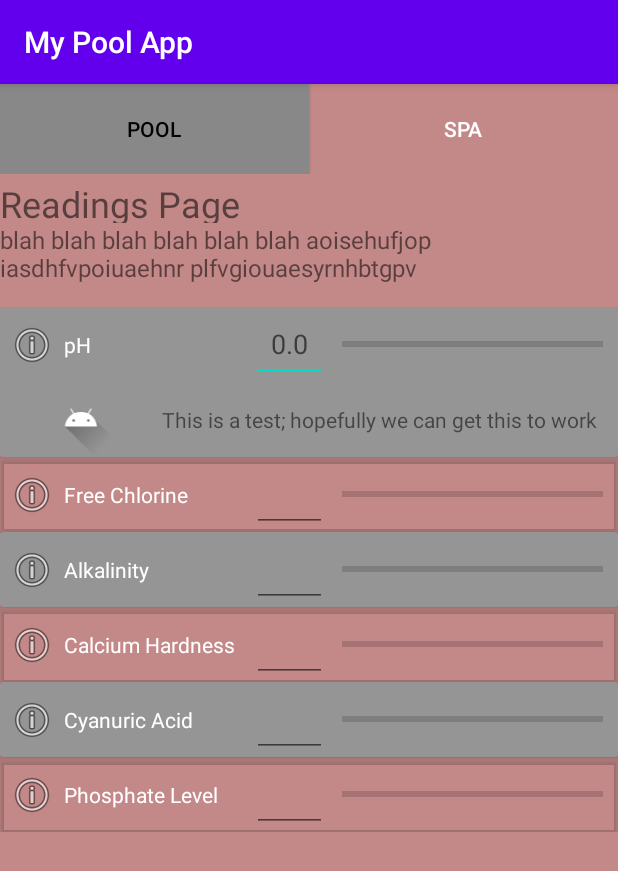
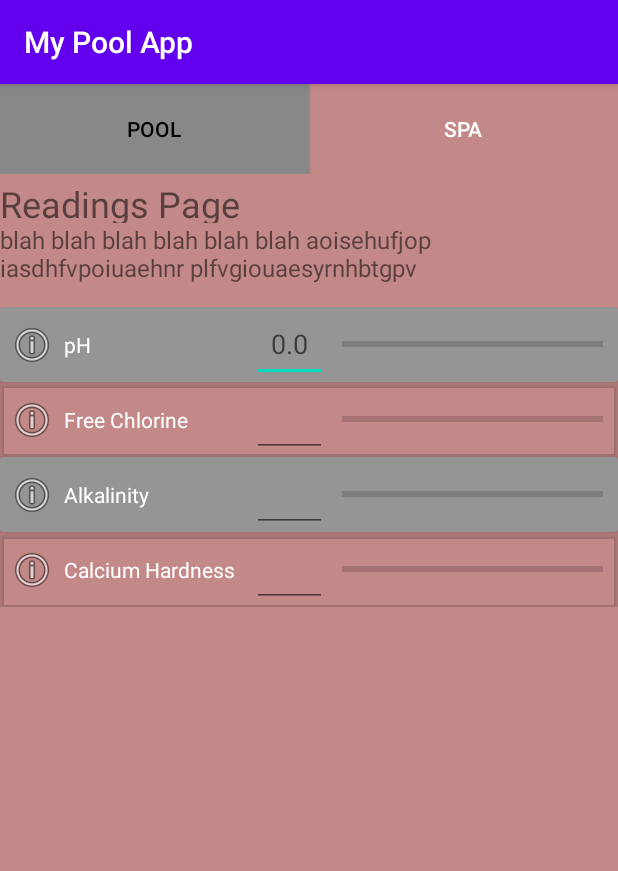
Before and after one commit to WhyHelloPear/pool_doctor, an Android app: the screen it shows after launch (ReadingsActivity), after a tap on "pH", on a phone screen of 412 x 824 dp. Shown: the top 871 px of the screen. Run offline under Robolectric (Android 15) with nearby library versions, the phone set to English and light mode, and no system bars; 2 other taps on this screen came first.

Commit message:
functionality update
Implemented EditText functionality on input fields.

```diff
--- a/app/src/main/java/com/example/mypoolapp/ReadingsActivity.kt
+++ b/app/src/main/java/com/example/mypoolapp/ReadingsActivity.kt
@@ -5,7 +5,9 @@ import android.graphics.Color
 import android.os.Bundle
 import android.text.Editable
 import android.text.TextWatcher
+import android.view.KeyEvent
 import android.view.View
+import android.view.inputmethod.EditorInfo
 import android.view.inputmethod.InputMethodManager
 import android.widget.EditText
 import android.widget.TableRow
@@ -16,16 +18,11 @@ import kotlin.reflect.typeOf
 
 class ReadingsActivity : AppCompatActivity(){
 
-    data class Element(val name: String, val card_body: TableRow, val card_entry: EditText, val full_range: List<Float>, val ideal_range: List<Float>) {}
+    data class Element(val name: String,val card: View, val card_body: View, val card_entry: EditText, val full_range: List<Float>, val ideal_range: List<Float>) {}
 
-//    val defaultElement:Element = Element("default", page_header, page_entry, listOf(0f,0f), listOf(0f,0f))
-
-
-
+    private lateinit var vesselType:String
+    private lateinit var activeElement:Element
     private lateinit var defaultElement:Element
-    private lateinit var activeElement:Element
-
-    private  var vesselType: String = "pool"
 
 
     private fun getIMM(): InputMethodManager{ return getSystemService(Activity.INPUT_METHOD_SERVICE) as InputMethodManager }
@@ -84,6 +81,9 @@ class ReadingsActivity : AppCompatActivity(){
                 pool_button.toggle() //cancel out the initial button press
             }
             else{
+                disableKeyboard(defaultElement.card_entry)
+                cya_card.visibility = View.VISIBLE
+                phos_card.visibility = View.VISIBLE
                 activatePool()
                 deactivateSpa()
             }
@@ -94,17 +94,14 @@ class ReadingsActivity : AppCompatActivity(){
                 println("Spa button already active!")
                 spa_button.toggle() //cancel out the initial button press
             } else {
+                disableKeyboard(defaultElement.card_entry)
+                cya_card.visibility = View.GONE
+                phos_card.visibility = View.GONE
                 activateSpa()
                 deactivatePool()
             }
         }
     }
-
-//    private fun entryHandler(input: CharSequence, entry: EditText, range: List<Float>){
-//        val t = entry.text
-//        println("input from parameter: $input")
-//        println("Text currently in box: $t")
-//    }
 
     private fun hideElement(element: Element){ element.card_body.visibility = View.GONE }
 
@@ -114,17 +111,37 @@ class ReadingsActivity : AppCompatActivity(){
         element.card_entry.requestFocus()
     }
 
-
-
 // When to check if a user has entered a number
     // 1) When card gets activated -----> Check the previous active element
         // If the previous active element is NOT our default value, check if the previous element's entry has changed
 
     // 2) When card get deactivated
 
-    // 3) When "next" OR "done" button is pressed for the text entries
+    // 3) When "next" OR "done" button is pressed for the text entries (done with onAction function)
+
+    // 4) When user clicks between text entries
 
 
+
+
+    private fun handleEntry(element: Element) {
+        val holder:String = element.card_entry.text.toString()
+        if(holder == "."){
+            element.card_entry.setText("")
+        }
+        else if(holder != ""){
+            var entryValue:Float = 0f
+            if("≤" in holder){ entryValue = element.full_range[0] }
+            else if("≥" in holder){ entryValue = element.full_range[1] }
+            else{ entryValue = holder.toFloat() }
+            if(entryValue >= element.full_range[1]){
+                element.card_entry.setText("≥${element.full_range[1].toInt()}")
+            }
+            else if(entryValue <= element.full_range[0]){
+                element.card_entry.setText("≤${element.full_range[0].toInt()}")
+            }
+        }
+    }
 
 
 
@@ -140,7 +157,9 @@ class ReadingsActivity : AppCompatActivity(){
         else{ // if the selected card is NOT visible, we need to switch active card bodies
             if(activeElement != defaultElement){ //check if the active body is our default preset; if it's not, we need to hide the current active body
                 hideElement(activeElement) //close the active card body so no card is open/selected
+                handleEntry(activeElement)
             }
+            activeElement = element
             showElement(element) //activate the selected card body
             enableKeyboard(element.card_entry) //bring up the keyboard so user can type shit
         }
@@ -153,14 +172,14 @@ class ReadingsActivity : AppCompatActivity(){
         super.onCreate(savedInstanceState)
         setContentView(R.layout.activity_main)
 
-        val phElement:Element = Element("ph", ph_info_body, ph_entry, listOf(7f,8f), listOf(7.4f,7.6f))
-        val chlorElement:Element = Element("chlor", chlor_info_body, chlor_entry, listOf(0f,10f), listOf(7.4f,7.6f))
-        val alkElement:Element = Element("alk", alk_info_body, alk_entry, listOf(0f,1000f), listOf(80f,120f))
-        val caElement:Element = Element("ca", ca_info_body, ca_entry, listOf(0f,1000f), listOf(200f,400f))
-        val cyaElement:Element = Element("cya", cya_info_body, cya_entry, listOf(0f,100f), listOf(30f,80f))
-        val phosElement:Element = Element("phos", phos_info_body, phos_entry, listOf(0f,1000f), listOf(0f,0f))
+        val phElement:Element = Element("ph", ph_card, ph_info_body, ph_entry, listOf(7f,8f), listOf(7.4f,7.6f))
+        val chlorElement:Element = Element("chlor", chlor_card, chlor_info_body, chlor_entry, listOf(0f,10f), listOf(7.4f,7.6f))
+        val alkElement:Element = Element("alk", alk_card, alk_info_body, alk_entry, listOf(0f,999f), listOf(80f,120f))
+        val caElement:Element = Element("ca", ca_card, ca_info_body, ca_entry, listOf(0f,999f), listOf(200f,400f))
+        val cyaElement:Element = Element("cya", cya_card, cya_info_body, cya_entry, listOf(0f,400f), listOf(30f,80f))
+        val phosElement:Element = Element("phos", phos_card, phos_info_body, phos_entry, listOf(0f,999f), listOf(0f,0f))
 
-        defaultElement = Element("default", page_header, page_entry, listOf(0f,0f), listOf(0f,0f))
+        defaultElement = Element("default", page_header, page_body, page_entry, listOf(0f,0f), listOf(0f,0f))
         activeElement = defaultElement
 
         activatePool() //set page with pool profile selected by default
@@ -169,54 +188,25 @@ class ReadingsActivity : AppCompatActivity(){
         pool_button.setOnClickListener{ profileHandler("pool") }
         spa_button.setOnClickListener{ profileHandler("spa" ) }
 
-        ph_card_click_area.setOnClickListener(){ toggleActiveBody(phElement) }
-        ph_info_button.setOnClickListener(){ toggleActiveBody(phElement) }
-        ph_info_body.setOnClickListener(){ toggleActiveBody(phElement) }
-        ph_entry.setOnClickListener(){toggleActiveBody(phElement)}
 
 
+        ph_card.setOnClickListener(){toggleActiveBody(phElement)}
+        ph_entry.setOnFocusChangeListener{ view, b -> handleEntry(phElement) }
 
+        chlor_card.setOnClickListener(){ toggleActiveBody(chlorElement) }
+        chlor_entry.setOnFocusChangeListener{ view, b -> handleEntry(chlorElement) }
 
-        chlor_card_click_area.setOnClickListener(){ toggleActiveBody(chlorElement) }
-        chlor_info_button.setOnClickListener(){ toggleActiveBody(chlorElement) }
-        chlor_info_body.setOnClickListener(){ toggleActiveBody(chlorElement) }
+        alk_card.setOnClickListener(){ toggleActiveBody(alkElement) }
+        alk_entry.setOnFocusChangeListener{ view, b -> handleEntry(alkElement) }
 
-        alk_card_click_area.setOnClickListener(){ toggleActiveBody(alkElement) }
-        alk_info_button.setOnClickListener(){ toggleActiveBody(alkElement) }
-        alk_info_body.setOnClickListener(){ toggleActiveBody(alkElement) }
+        ca_card.setOnClickListener(){ toggleActiveBody(caElement) }
+        ca_entry.setOnFocusChangeListener{ view, b -> handleEntry(caElement) }
 
-        ca_card_click_area.setOnClickListener(){ toggleActiveBody(caElement) }
-        ca_info_button.setOnClickListener(){ toggleActiveBody(caElement) }
-        ca_info_body.setOnClickListener(){ toggleActiveBody(caElement) }
+        cya_card.setOnClickListener(){ toggleActiveBody(cyaElement) }
+        cya_entry.setOnFocusChangeListener{ view, b -> handleEntry(cyaElement) }
 
-        cya_card_click_area.setOnClickListener(){ toggleActiveBody(cyaElement) }
-        cya_info_button.setOnClickListener(){ toggleActiveBody(cyaElement) }
-        cya_info_body.setOnClickListener(){ toggleActiveBody(cyaElement) }
-
-        phos_card_click_area.setOnClickListener(){ toggleActiveBody(phosElement) }
-        phos_info_button.setOnClickListener(){ toggleActiveBody(phosElement) }
-        phos_info_body.setOnClickListener { toggleActiveBody(phosElement) }
-
-//        ph_entry.addTextChangedListener(object: TextWatcher {
-//            var orig:CharSequence = ""
-//            override fun afterTextChanged(s: Editable) {
-//                println(orig)
-//                println(s)
-//            }
-//            override fun beforeTextChanged(s: CharSequence, start: Int, count: Int, after: Int) {
-//                orig = s
-//                println("before $s")
-//                println("orig: $orig")
-//            }
-//            override fun onTextChanged(s: CharSequence, start: Int, before: Int, count: Int) {
-//                print("start: $start, before: $before")
-//                println("after $s"
-//                entryHandler(s, ph_entry, ph_range)
-//            }
-//
-//        })
-
-
+        phos_card.setOnClickListener(){ toggleActiveBody(phosElement) }
+        phos_entry.setOnFocusChangeListener{ view, b -> handleEntry(phosElement) }
     }
 
 }
--- a/app/src/main/res/layout/activity_main.xml
+++ b/app/src/main/res/layout/activity_main.xml
@@ -113,14 +113,6 @@
                         android:layout_width="match_parent"
                         android:layout_height="50dp">
 
-                        <TableRow
-                            android:id="@+id/ph_card_click_area"
-                            android:layout_width="wrap_content"
-                            android:layout_height="match_parent"
-                            android:clickable="false"
-                            android:clipChildren="false"
-                            android:focusable="auto">
-
                         <ImageButton
                             android:id="@+id/ph_info_button"
                             android:layout_width="wrap_content"
@@ -140,7 +132,6 @@
                             android:layout_marginEnd="5dp"
                             android:text="@string/ph_txt"
                             android:textColor="#FFFFFF" />
-                        </TableRow>
 
                         <EditText
                             android:id="@+id/ph_entry"
@@ -149,7 +140,6 @@
                             android:layout_marginStart="0dp"
                             android:layout_marginEnd="10dp"
                             android:hint="0.0"
-                            android:imeOptions="actionDone"
                             android:inputType="numberDecimal"
                             android:maxLength="3"
                             android:textAlignment="center"
@@ -204,14 +194,6 @@
                         android:layout_width="match_parent"
                         android:layout_height="50dp">
 
-                        <TableRow
-                            android:id="@+id/chlor_card_click_area"
-                            android:layout_width="wrap_content"
-                            android:layout_height="match_parent"
-                            android:clickable="false"
-                            android:clipChildren="false"
-                            android:focusable="auto">
-
                         <ImageButton
                             android:id="@+id/chlor_info_button"
                             android:layout_width="wrap_content"
@@ -231,7 +213,6 @@
                             android:layout_marginEnd="5dp"
                             android:text="@string/fc_txt"
                             android:textColor="#FFFFFF" />
-                        </TableRow>
 
                         <EditText
                             android:id="@+id/chlor_entry"
@@ -239,8 +220,9 @@
                             android:layout_height="match_parent"
                             android:layout_marginStart="0dp"
                             android:layout_marginEnd="10dp"
-                            android:inputType="number"
+                            android:inputType="numberDecimal"
                             android:textAlignment="center"
+                            android:maxLength="3"
                             android:textColor="#FFFFFF" />
 
                         <ProgressBar
@@ -290,14 +272,6 @@
                         android:layout_width="match_parent"
                         android:layout_height="50dp">
 
-                        <TableRow
-                            android:id="@+id/alk_card_click_area"
-                            android:layout_width="wrap_content"
-                            android:layout_height="match_parent"
-                            android:clickable="false"
-                            android:clipChildren="false"
-                            android:focusable="auto">
-
                         <ImageButton
                             android:id="@+id/alk_info_button"
                             android:layout_width="wrap_content"
@@ -317,7 +291,6 @@
                             android:layout_marginEnd="5dp"
                             android:text="@string/alk_txt"
                             android:textColor="#FFFFFF" />
-                        </TableRow>
 
                         <EditText
                             android:id="@+id/alk_entry"
@@ -325,8 +298,9 @@
                             android:layout_height="match_parent"
                             android:layout_marginStart="0dp"
                             android:layout_marginEnd="10dp"
-                            android:inputType="number"
+                            android:inputType="numberDecimal"
                             android:textAlignment="center"
+                            android:maxLength="4"
                             android:textColor="#FFFFFF" />
 
                         <ProgressBar
@@ -377,14 +351,6 @@
                         android:layout_width="match_parent"
                         android:layout_height="50dp">
 
-                        <TableRow
-                            android:id="@+id/ca_card_click_area"
-                            android:layout_width="wrap_content"
-                            android:layout_height="match_parent"
-                            android:clickable="false"
-                            android:clipChildren="false"
-                            android:focusable="auto">
-
                         <ImageButton
                             android:id="@+id/ca_info_button"
                             android:layout_width="wrap_content"
@@ -405,16 +371,15 @@
                             android:text="@string/ca_txt"
                             android:textColor="#FFFFFF" />
 
-                        </TableRow>
-
                         <EditText
                             android:id="@+id/ca_entry"
                             android:layout_width="50dp"
                             android:layout_height="match_parent"
                             android:layout_marginStart="0dp"
                             android:layout_marginEnd="10dp"
-                            android:inputType="number"
+                            android:inputType="numberDecimal"
                             android:textAlignment="center"
+                            android:maxLength="4"
                             android:textColor="#FFFFFF" />
 
                         <ProgressBar
@@ -465,14 +430,6 @@
                         android:layout_width="match_parent"
                         android:layout_height="50dp">
 
-                        <TableRow
-                            android:id="@+id/cya_card_click_area"
-                            android:layout_width="wrap_content"
-                            android:layout_height="match_parent"
-                            android:clickable="false"
-                            android:clipChildren="false"
-                            android:focusable="auto">
-
                         <ImageButton
                             android:id="@+id/cya_info_button"
                             android:layout_width="wrap_content"
@@ -492,7 +449,6 @@
                             android:layout_marginEnd="5dp"
                             android:text="@string/cya_txt"
                             android:textColor="#FFFFFF" />
-                        </TableRow>
 
                         <EditText
                             android:id="@+id/cya_entry"
@@ -500,8 +456,9 @@
                             android:layout_height="match_parent"
                             android:layout_marginStart="0dp"
                             android:layout_marginEnd="10dp"
-                            android:inputType="number"
+                            android:inputType="numberDecimal"
                             android:textAlignment="center"
+                            android:maxLength="3"
                             android:textColor="#FFFFFF" />
 
                         <ProgressBar
@@ -552,14 +509,6 @@
                         android:layout_width="match_parent"
                         android:layout_height="50dp">
 
-                        <TableRow
-                            android:id="@+id/phos_card_click_area"
-                            android:layout_width="wrap_content"
-                            android:layout_height="match_parent"
-                            android:clickable="false"
-                            android:clipChildren="false"
-                            android:focusable="auto">
-
                         <ImageButton
                             android:id="@+id/phos_info_button"
                             android:layout_width="wrap_content"
@@ -579,7 +528,6 @@
                             android:layout_marginEnd="5dp"
                             android:text="@string/phos_txt"
                             android:textColor="#FFFFFF" />
-                        </TableRow>
 
                         <EditText
                             android:id="@+id/phos_entry"
@@ -587,8 +535,9 @@
                             android:layout_height="match_parent"
                             android:layout_marginStart="0dp"
                             android:layout_marginEnd="10dp"
-                            android:inputType="number"
+                            android:inputType="numberDecimal"
                             android:textAlignment="center"
+                            android:maxLength="4"
                             android:textColor="#FFFFFF" />
 
                         <ProgressBar
```
Lines whose indentation alone changed are shown as unchanged.
